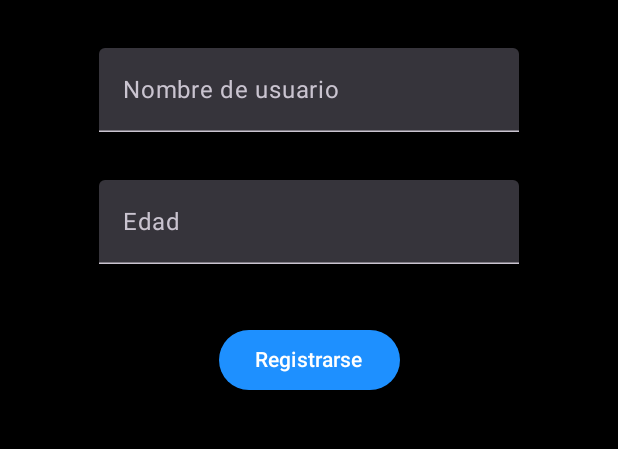
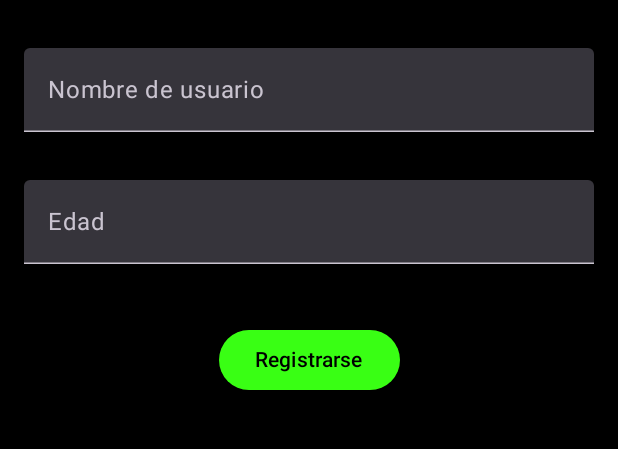
Before and after one commit to Matias1402/AndroidLevelUp, an Android app built with Jetpack Compose: the UsersScreen screen opened through its navigation route, after a tap on "Agregar nuevo usuario", on a phone screen of 412 x 824 dp, the part 447-896 px from its top. Run offline under Robolectric (Android 15) with nearby library versions, the phone set to English and light mode, and no system bars; our stand-ins replace Room's generated code.

Commit message:
App utilizable, cambie colores de contraste para que se vieran con verde, al igual que al estar en un campo y seleccionarlo, este se vuelve a verde

```diff
--- a/app/src/main/java/com/example/levelupkotlin/ui/users/RegistrationScreen.kt
+++ b/app/src/main/java/com/example/levelupkotlin/ui/users/RegistrationScreen.kt
@@ -2,9 +2,11 @@ package com.example.levelupkotlin.ui.users
 
 import androidx.compose.foundation.layout.*
 import androidx.compose.material3.Button
+import androidx.compose.material3.ButtonDefaults
 import androidx.compose.material3.MaterialTheme
 import androidx.compose.material3.Text
 import androidx.compose.material3.TextField
+import androidx.compose.material3.TextFieldDefaults
 import androidx.compose.runtime.Composable
 import androidx.compose.runtime.LaunchedEffect
 import androidx.compose.runtime.collectAsState
@@ -46,7 +48,13 @@ fun RegistrationScreen(
             supportingText = {
                 formState.nameError?.let { Text(it) }
             },
-            singleLine = true
+            singleLine = true,
+            modifier = Modifier.fillMaxWidth(),
+            colors = TextFieldDefaults.colors(
+                cursorColor = MaterialTheme.colorScheme.secondary,
+                focusedIndicatorColor = MaterialTheme.colorScheme.secondary,
+                focusedLabelColor = MaterialTheme.colorScheme.secondary
+            )
         )
         Spacer(Modifier.height(16.dp))
 
@@ -58,11 +66,23 @@ fun RegistrationScreen(
             supportingText = {
                 formState.ageError?.let { Text(it) }
             },
-            singleLine = true
+            singleLine = true,
+            modifier = Modifier.fillMaxWidth(),
+            colors = TextFieldDefaults.colors(
+                cursorColor = MaterialTheme.colorScheme.secondary,
+                focusedIndicatorColor = MaterialTheme.colorScheme.secondary,
+                focusedLabelColor = MaterialTheme.colorScheme.secondary
+            )
         )
         Spacer(Modifier.height(24.dp))
 
-        Button(onClick = { viewModel.registerUser() }) {
+        Button(
+            onClick = { viewModel.registerUser() },
+            colors = ButtonDefaults.buttonColors(
+                containerColor = MaterialTheme.colorScheme.secondary,
+                contentColor = MaterialTheme.colorScheme.onSecondary
+            )
+        ) {
             Text("Registrarse")
         }
     }
--- a/app/src/main/java/com/example/levelupkotlin/ui/users/UsersScreen.kt
+++ b/app/src/main/java/com/example/levelupkotlin/ui/users/UsersScreen.kt
@@ -37,12 +37,12 @@ fun UsersScreen(
         topBar = {
             TopAppBar(
                 title = { Text("Comunidad Level-Up") },
-                // 👇 CAMBIO: Añadir el botón de acción en la barra
                 actions = {
                     IconButton(onClick = onNavigateToRegistration) {
                         Icon(
                             imageVector = Icons.Default.PersonAdd,
-                            contentDescription = "Agregar nuevo usuario"
+                            contentDescription = "Agregar nuevo usuario",
+                            tint = MaterialTheme.colorScheme.secondary
                         )
                     }
                 }
```
